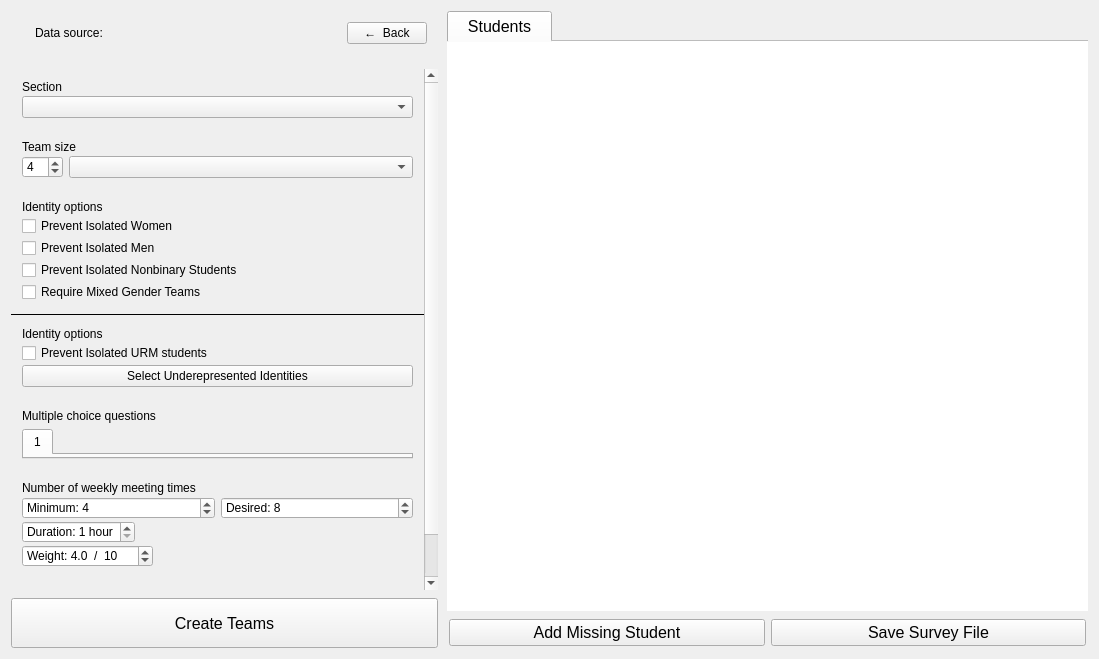
Qt form gruepr.ui (gruepr/gruepr) before a commit.
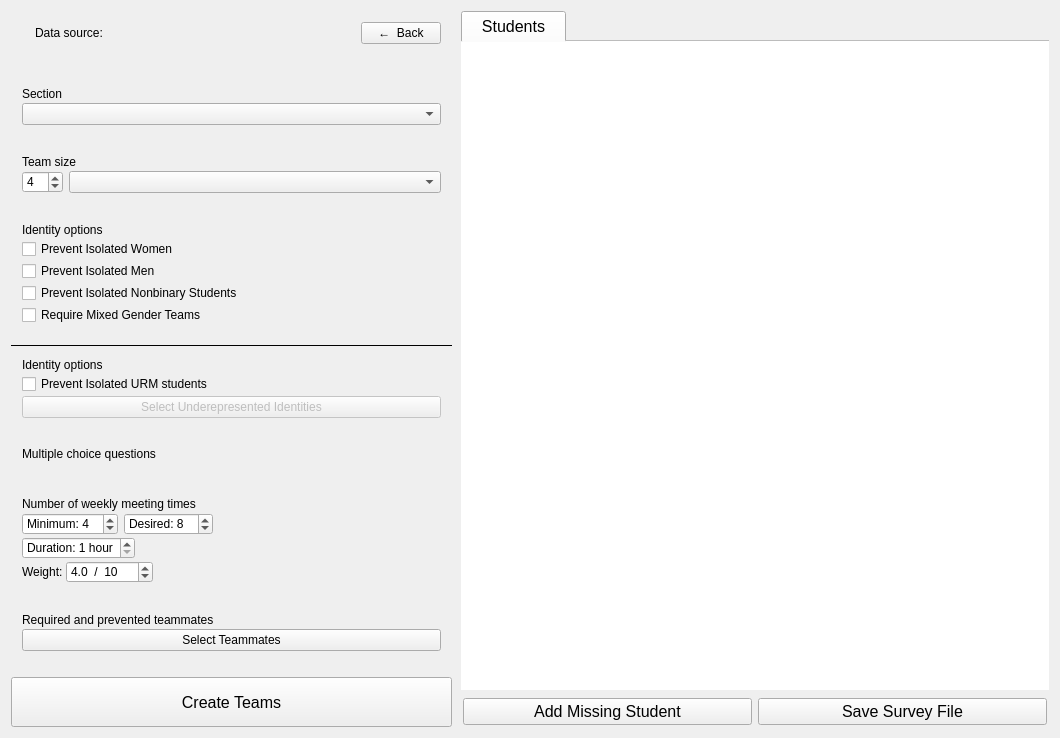
The same form after that commit. Icons and pictures are not drawn. Custom widgets are drawn as their Qt base class.

Commit message: Continuing work on new gruepr UI

Diff of the .ui file:
```diff
--- a/gruepr.ui
+++ b/gruepr.ui
@@ -6,8 +6,8 @@
    <rect>
     <x>0</x>
     <y>0</y>
-    <width>1099</width>
-    <height>659</height>
+    <width>1060</width>
+    <height>738</height>
    </rect>
   </property>
   <property name="sizePolicy">
@@ -26,7 +26,7 @@
   <widget class="QWidget" name="centralWidget">
    <layout class="QGridLayout" name="gridLayout">
     <item row="0" column="0">
-     <layout class="QGridLayout" name="topLayout" rowstretch="1,0,1" columnstretch="2,3">
+     <layout class="QGridLayout" name="topLayout" rowstretch="1,0,1" columnstretch="3,4">
       <property name="horizontalSpacing">
        <number>9</number>
       </property>
@@ -102,11 +102,11 @@
           <rect>
            <x>0</x>
            <y>0</y>
-           <width>414</width>
-           <height>603</height>
+           <width>442</width>
+           <height>588</height>
           </rect>
          </property>
-         <layout class="QVBoxLayout" name="verticalLayout_2">
+         <layout class="QVBoxLayout" name="verticalLayout_2" stretch="0,0,0,0,0,0,0,0,0,1,0,0,0,0">
           <property name="spacing">
            <number>0</number>
           </property>
@@ -371,6 +371,9 @@
              </item>
              <item>
               <widget class="QPushButton" name="URMResponsesButton">
+               <property name="enabled">
+                <bool>false</bool>
+               </property>
                <property name="sizePolicy">
                 <sizepolicy hsizetype="Preferred" vsizetype="Preferred">
                  <horstretch>0</horstretch>
@@ -403,7 +406,13 @@
           </item>
           <item>
            <widget class="QFrame" name="attributesFrame">
-            <layout class="QVBoxLayout" name="attributesLayout">
+            <property name="sizePolicy">
+             <sizepolicy hsizetype="Preferred" vsizetype="Expanding">
+              <horstretch>0</horstretch>
+              <verstretch>0</verstretch>
+             </sizepolicy>
+            </property>
+            <layout class="QVBoxLayout" name="attributesLayout" stretch="0,0,1">
              <item alignment="Qt::AlignLeft|Qt::AlignVCenter">
               <widget class="QLabel" name="attributesLabel">
                <property name="text">
@@ -412,27 +421,20 @@
               </widget>
              </item>
              <item>
-              <widget class="QTabWidget" name="attributesTabWidget">
+              <layout class="QGridLayout" name="attributeSelectorGrid">
+               <property name="spacing">
+                <number>2</number>
+               </property>
+              </layout>
+             </item>
+             <item>
+              <widget class="QStackedWidget" name="attributesStackedWidget">
                <property name="sizePolicy">
                 <sizepolicy hsizetype="Preferred" vsizetype="Expanding">
                  <horstretch>0</horstretch>
                  <verstretch>10</verstretch>
                 </sizepolicy>
                </property>
-               <property name="usesScrollButtons">
-                <bool>false</bool>
-               </property>
-               <widget class="attributeTabItem" name="attribute_fillin">
-                <property name="sizePolicy">
-                 <sizepolicy hsizetype="Preferred" vsizetype="Expanding">
-                  <horstretch>0</horstretch>
-                  <verstretch>10</verstretch>
-                 </sizepolicy>
-                </property>
-                <attribute name="title">
-                 <string>1</string>
-                </attribute>
-               </widget>
               </widget>
              </item>
             </layout>
@@ -504,6 +506,19 @@
                  </property>
                 </widget>
                </item>
+               <item row="1" column="2">
+                <spacer name="horizontalSpacer_6">
+                 <property name="orientation">
+                  <enum>Qt::Horizontal</enum>
+                 </property>
+                 <property name="sizeHint" stdset="0">
+                  <size>
+                   <width>0</width>
+                   <height>18</height>
+                  </size>
+                 </property>
+                </spacer>
+               </item>
               </layout>
              </item>
              <item>
@@ -545,10 +560,14 @@
                 <number>0</number>
                </property>
                <item>
-                <widget class="QDoubleSpinBox" name="scheduleWeight">
-                 <property name="prefix">
+                <widget class="QLabel" name="scheduleWeightLabel">
+                 <property name="text">
                   <string>Weight: </string>
                  </property>
+                </widget>
+               </item>
+               <item>
+                <widget class="QDoubleSpinBox" name="scheduleWeight">
                  <property name="suffix">
                   <string notr="true">  /  10</string>
                  </property>
@@ -735,6 +754,9 @@
             <property name="frameShadow">
              <enum>QFrame::Plain</enum>
             </property>
+            <property name="lineWidth">
+             <number>0</number>
+            </property>
             <property name="sizeAdjustPolicy">
              <enum>QAbstractScrollArea::AdjustToContents</enum>
             </property>
@@ -1101,12 +1123,6 @@
    <extends>QTableWidget</extends>
    <header>widgets/studentTableWidget.h</header>
   </customwidget>
-  <customwidget>
-   <class>attributeTabItem</class>
-   <extends>QWidget</extends>
-   <header>widgets/attributeTabItem.h</header>
-   <container>1</container>
-  </customwidget>
  </customwidgets>
  <resources>
   <include location="gruepr.qrc"/>
```
Left out of the diff: 34 changed lines with no effect on the pictures. The commit also changes 28 other files.
